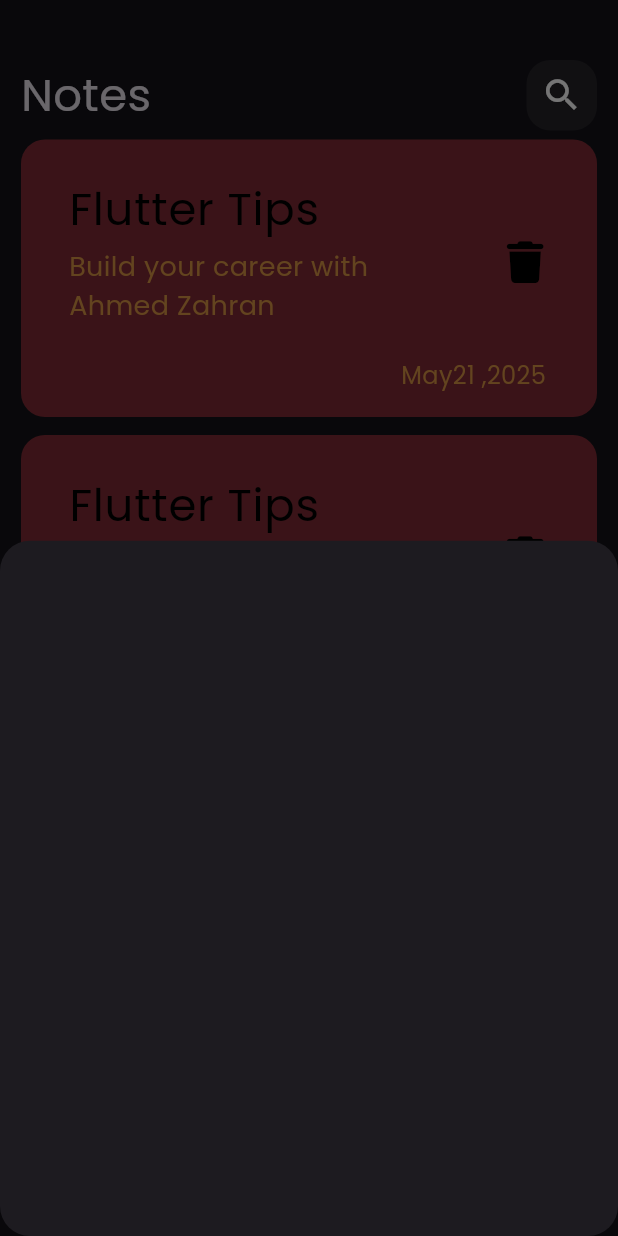
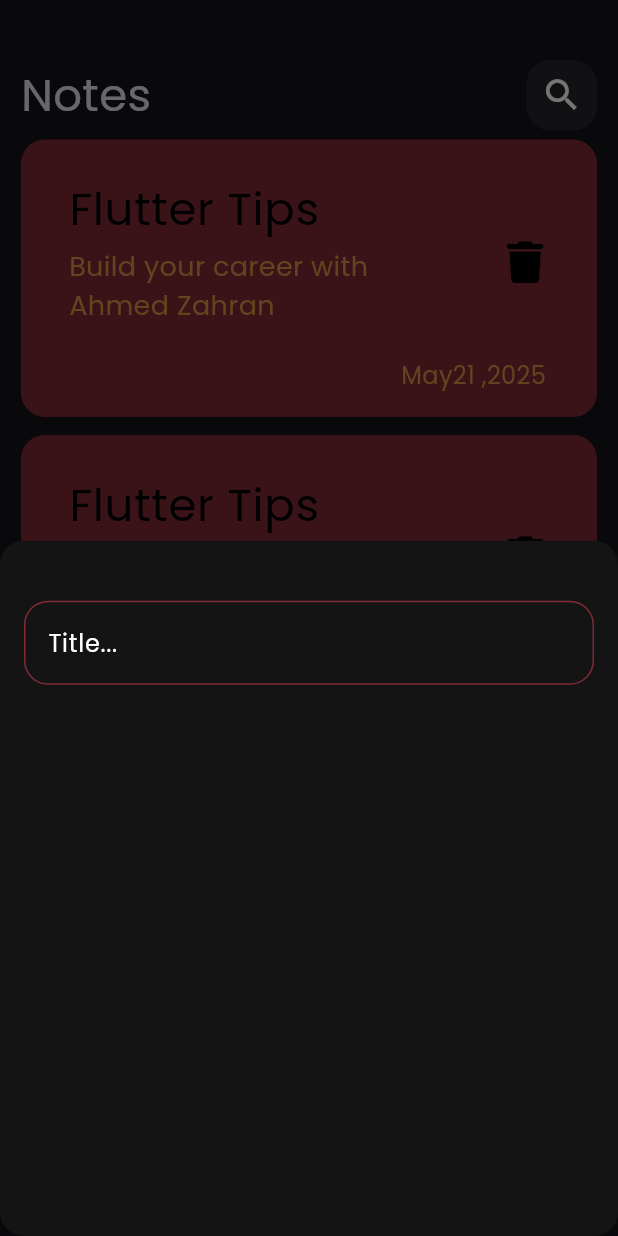
Before and after one commit to ahmedzahran001/notes_app, a Flutter app: the screen it shows after launch, after a tap on the "add" icon, on a phone screen of 412 x 824 dp. Run offline on Flutter 3.47's test engine with Material 3 defaults, Android fonts, the phone set to English and light mode, and no system bars; our stand-ins replace font_awesome_flutter.

Commit message:
create custom text field

```diff
--- a/lib/views/notes_view.dart
+++ b/lib/views/notes_view.dart
@@ -12,8 +12,9 @@ class NotesView extends StatelessWidget {
       floatingActionButton: FloatingActionButton(
         onPressed: () {
           showModalBottomSheet(
+            backgroundColor: Color(0xff141414),
             shape: RoundedRectangleBorder(
-              borderRadius: BorderRadiusGeometry.circular(20),
+              borderRadius: BorderRadiusGeometry.circular(16),
             ),
             context: context,
             builder: (context) {
--- a/lib/views/widgets/add_note_bottom_sheet.dart
+++ b/lib/views/widgets/add_note_bottom_sheet.dart
@@ -1,3 +1,4 @@
+import 'package:NoteApp/views/widgets/custom_text_field.dart';
 import 'package:flutter/material.dart';
 
 class AddNoteBottomSheet extends StatelessWidget {
@@ -5,6 +6,16 @@ class AddNoteBottomSheet extends StatelessWidget {
 
   @override
   Widget build(BuildContext context) {
-    return Container();
+    return Padding(
+      padding: const EdgeInsets.symmetric(horizontal: 16),
+      child: Column(
+        children: [
+          SizedBox(
+            height: 40,
+          ),
+          CustomTextField(),
+        ],
+      ),
+    );
   }
 }
--- /dev/null
+++ b/lib/views/widgets/custom_text_field.dart
@@ -0,0 +1,26 @@
+import 'package:flutter/material.dart';
+
+class CustomTextField extends StatelessWidget {
+  const CustomTextField({super.key});
+
+  @override
+  Widget build(BuildContext context) {
+    return TextField(
+      cursorColor: Color(0xFFD79443),
+      decoration: InputDecoration(
+        hintText: 'Title...',
+        hintStyle: const TextStyle(color: Colors.white),
+        border: buildBorde(),
+        enabledBorder: buildBorde(),
+        focusedBorder: buildBorde(Color(0xFFD79443)),
+      ),
+    );
+  }
+
+  OutlineInputBorder buildBorde([color]) {
+    return OutlineInputBorder(
+      borderRadius: BorderRadius.circular(16),
+      borderSide: BorderSide(color: color ?? Color(0xFF7F2A34)),
+    );
+  }
+}
```
